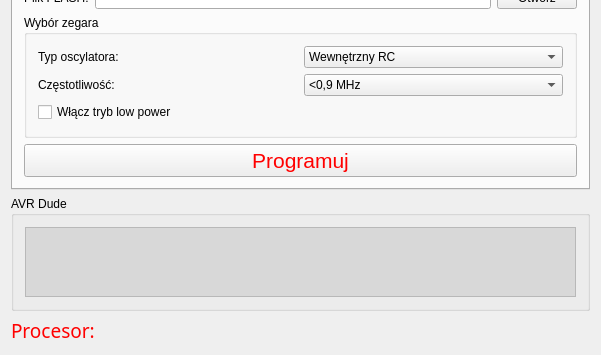
The window that forms/maindialog.ui (ttomek32/tmfavrcalculator) describes before a commit, drawn with Qt 5; both pictures show x 0 to 601 and y 267 to 622 of the 601 by 622 pixel window.
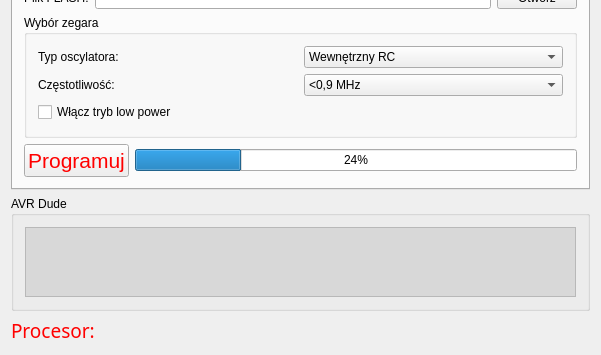
The same window after the commit.

Commit message: Dodałem progress bar pokazujący postęp programowania.

Diff of the .ui file:
```diff
--- a/forms/maindialog.ui
+++ b/forms/maindialog.ui
@@ -396,6 +396,13 @@
            </property>
           </widget>
          </item>
+         <item>
+          <widget class="QProgressBar" name="SimpProgrammProgressBar">
+           <property name="value">
+            <number>24</number>
+           </property>
+          </widget>
+         </item>
         </layout>
        </item>
       </layout>
```
The commit also changes 1 other file.
